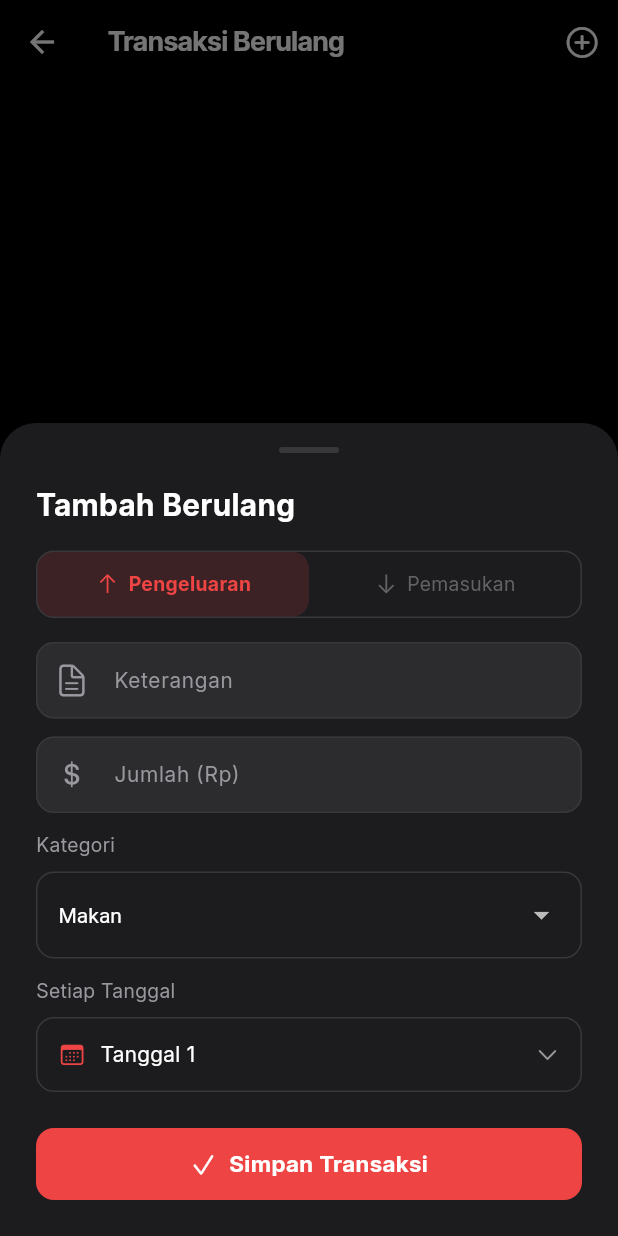
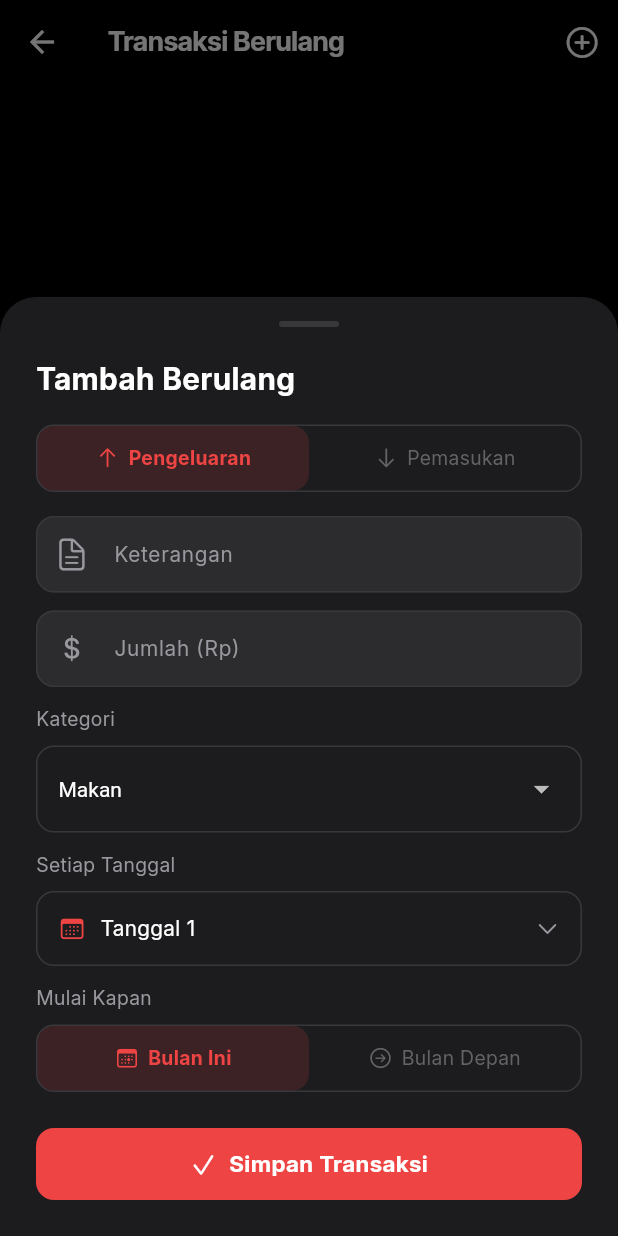
Before and after one commit to Alif-Fikri/asoyy, a Flutter app: the RecurringTransactionsPage screen opened directly, after a tap on an icon or button, on a phone screen of 412 x 824 dp. Run offline on Flutter 3.47's test engine with Material 3 defaults, Android fonts, the phone set to English and light mode, and no system bars; our stand-ins replace equatable, file_picker, fl_chart, flutter_bloc, flutter_local_notifications, flutter_timezone and 7 more; missing offline and left inert: alarm; accounts and stored records are empty; network calls fail; statements that could not run were skipped.

Commit message:
add start-month choice (this month / next month) to recurring transactions

```diff
--- a/lib/core/l10n/app_strings.dart
+++ b/lib/core/l10n/app_strings.dart
@@ -289,6 +289,9 @@ abstract class AppStrings {
   String get fin_recurring_empty_title;
   String get fin_recurring_empty_subtitle;
   String get fin_recurring_day_label;
+  String get fin_recurring_start_label;
+  String get fin_recurring_start_this_month;
+  String get fin_recurring_start_next_month;
   String fin_recurring_day_value(int day);
   String get fin_export;
   String get fin_export_from;
--- a/lib/core/l10n/strings_en.dart
+++ b/lib/core/l10n/strings_en.dart
@@ -291,6 +291,9 @@ class StringsEn extends AppStrings {
   @override String get fin_recurring_empty_title => 'No Recurring Transactions Yet';
   @override String get fin_recurring_empty_subtitle => 'Add a monthly bill so it gets recorded automatically every month';
   @override String get fin_recurring_day_label => 'Every Day of Month';
+  @override String get fin_recurring_start_label => 'Start From';
+  @override String get fin_recurring_start_this_month => 'This Month';
+  @override String get fin_recurring_start_next_month => 'Next Month';
   @override String fin_recurring_day_value(int day) => 'Day $day';
   @override String get fin_export => 'Export CSV';
   @override String get fin_export_from => 'From';
--- a/lib/core/l10n/strings_id.dart
+++ b/lib/core/l10n/strings_id.dart
@@ -291,6 +291,9 @@ class StringsId extends AppStrings {
   @override String get fin_recurring_empty_title => 'Belum Ada Transaksi Berulang';
   @override String get fin_recurring_empty_subtitle => 'Tambahkan tagihan bulanan agar otomatis tercatat setiap bulan';
   @override String get fin_recurring_day_label => 'Setiap Tanggal';
+  @override String get fin_recurring_start_label => 'Mulai Kapan';
+  @override String get fin_recurring_start_this_month => 'Bulan Ini';
+  @override String get fin_recurring_start_next_month => 'Bulan Depan';
   @override String fin_recurring_day_value(int day) => 'Tanggal $day';
   @override String get fin_export => 'Export CSV';
   @override String get fin_export_from => 'Dari';
--- a/lib/features/finance/data/recurring_transaction_repository.dart
+++ b/lib/features/finance/data/recurring_transaction_repository.dart
@@ -31,7 +31,11 @@ class RecurringTransactionRepository {
     required String category,
     required int dayOfMonth,
     String? notes,
+    bool startNextMonth = false,
   }) async {
+    final now = DateTime.now();
+    final currentMonthKey =
+        '${now.year}-${now.month.toString().padLeft(2, '0')}';
     final entity = RecurringTransactionEntity(
       id: const Uuid().v4(),
       title: title,
@@ -40,6 +44,7 @@ class RecurringTransactionRepository {
       category: category,
       dayOfMonth: dayOfMonth,
       notes: notes,
+      lastGeneratedMonth: startNextMonth ? currentMonthKey : null,
     );
     await _saveAll([...getAll(), entity]);
     return entity;
--- a/lib/features/finance/presentation/pages/recurring_transactions_page.dart
+++ b/lib/features/finance/presentation/pages/recurring_transactions_page.dart
@@ -52,6 +52,7 @@ class _RecurringTransactionsPageState extends State<RecurringTransactionsPage> {
           required category,
           required dayOfMonth,
           notes,
+          required startNextMonth,
         }) async {
           await _repo.add(
             title: title,
@@ -60,6 +61,7 @@ class _RecurringTransactionsPageState extends State<RecurringTransactionsPage> {
             category: category,
             dayOfMonth: dayOfMonth,
             notes: notes,
+            startNextMonth: startNextMonth,
           );
           await _repo.generateDueTransactions(di.sl<FinanceRepository>());
           saved = true;
--- a/lib/features/finance/presentation/widgets/recurring_form_dialog.dart
+++ b/lib/features/finance/presentation/widgets/recurring_form_dialog.dart
@@ -19,6 +19,7 @@ class RecurringFormDialog extends StatefulWidget {
     required String category,
     required int dayOfMonth,
     String? notes,
+    required bool startNextMonth,
   }) onSave;
 
   const RecurringFormDialog({super.key, required this.onSave});
@@ -34,6 +35,7 @@ class _RecurringFormDialogState extends State<RecurringFormDialog> {
   final _categoryRepo = FinanceCategoryRepository();
   TransactionType _type = TransactionType.expense;
   int _dayOfMonth = 1;
+  bool _startNextMonth = false;
   late String _category;
   bool _categoryInitialized = false;
 
@@ -71,6 +73,7 @@ class _RecurringFormDialogState extends State<RecurringFormDialog> {
       type: _type,
       category: _category,
       dayOfMonth: _dayOfMonth,
+      startNextMonth: _startNextMonth,
     );
     if (mounted) Navigator.pop(context);
   }
@@ -250,6 +253,43 @@ class _RecurringFormDialogState extends State<RecurringFormDialog> {
                   ),
                 ),
               ),
+              const SizedBox(height: 12),
+              Text(s.fin_recurring_start_label,
+                  style: TextStyle(color: c.textSecondary, fontSize: 13)),
+              const SizedBox(height: 8),
+              Container(
+                decoration: BoxDecoration(
+                  color: c.card,
+                  borderRadius: BorderRadius.circular(12),
+                  border: Border.all(color: c.border),
+                ),
+                child: Row(
+                  children: [
+                    Expanded(
+                      child: GestureDetector(
+                        onTap: () => setState(() => _startNextMonth = false),
+                        child: _TypeTabContent(
+                          label: s.fin_recurring_start_this_month,
+                          icon: CupertinoIcons.calendar_today,
+                          isSelected: !_startNextMonth,
+                          color: color,
+                        ),
+                      ),
+                    ),
+                    Expanded(
+                      child: GestureDetector(
+                        onTap: () => setState(() => _startNextMonth = true),
+                        child: _TypeTabContent(
+                          label: s.fin_recurring_start_next_month,
+                          icon: CupertinoIcons.arrow_right_circle,
+                          isSelected: _startNextMonth,
+                          color: color,
+                        ),
+                      ),
+                    ),
+                  ],
+                ),
+              ),
               const SizedBox(height: 24),
               AppButton(
                 label: s.fin_save,
```
